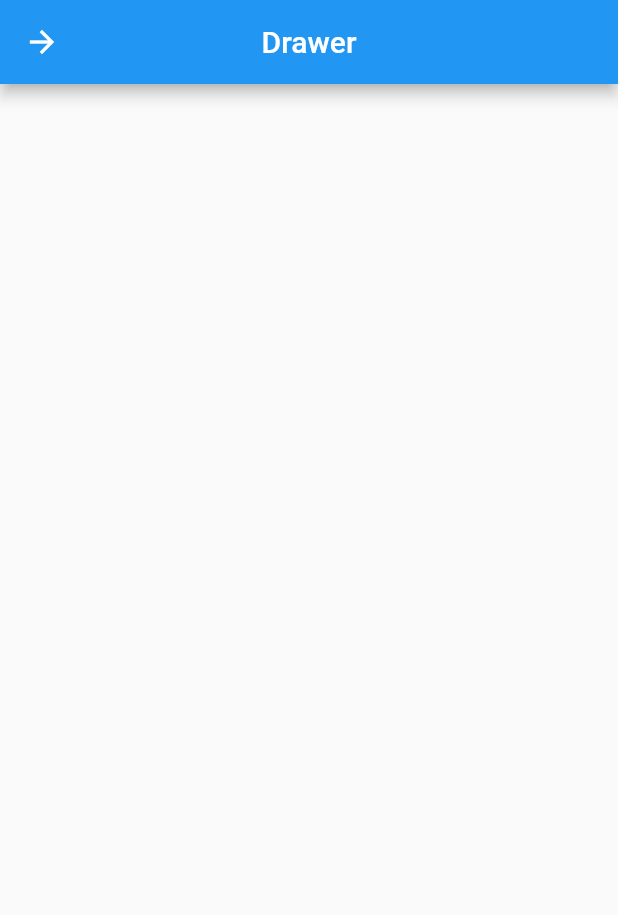
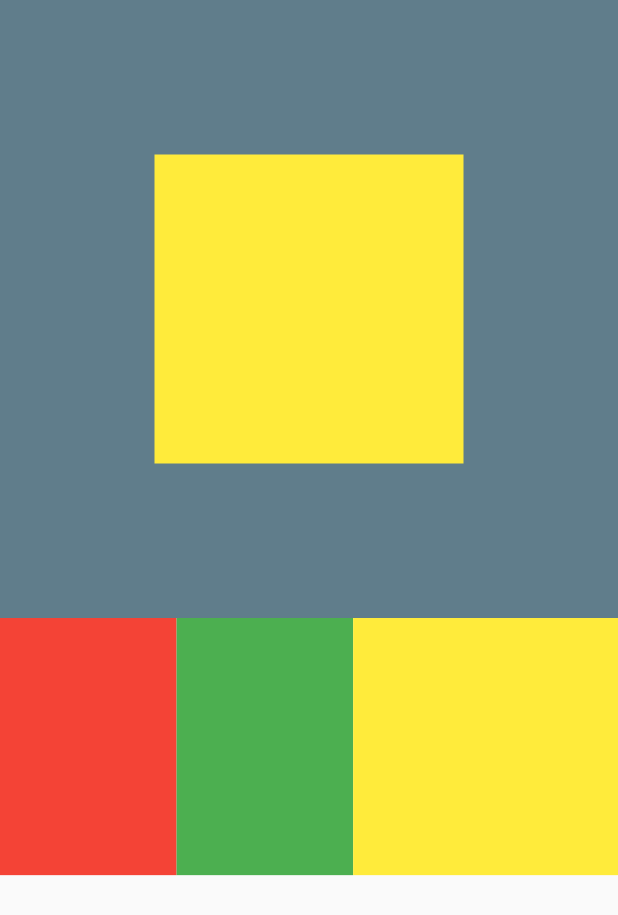
Before and after one commit to maharab12/flutter_widgets_and_more, a Flutter app: the screen it shows after launch, on a phone screen of 412 x 824 dp. Shown: the top 915 px of the screen. Run offline on Flutter 3.47's test engine with Material 2 defaults, Android fonts, the phone set to English and light mode, and no system bars.

Commit message:
drawer or slider

```diff
--- a/lib/main.dart
+++ b/lib/main.dart
@@ -24,25 +24,44 @@ class _HomepageState extends State<Homepage> {
   final _key = GlobalKey<ScaffoldState>();
   Widget build(BuildContext context) {
     return Scaffold(
+        body: Column(
+          children:[
+            AspectRatio(
+            aspectRatio:1,
+            child: Container(
+              color: Colors.blueGrey,
+              child: FractionallySizedBox(
+                heightFactor: 0.5,
+                widthFactor: 0.5,
+                child: Container(
+                  color: Colors.yellow,
+                ),
+              ),
+                )),
+          FittedBox(
+            child: Row(
+              children: [
+                Container(
+                  height: 200,
+                  width: MediaQuery.of(context).size.width/3,
+                  color: Colors.red,
+                ),Container(
+                  height: 200,
+                  width: MediaQuery.of(context).size.width/3,
+                  color: Colors.green,
+                ),Container(
+                  height: 200,
+                  width: MediaQuery.of(context).size.width/2,
+                  color: Colors.yellow,
+                ),
 
-        key: _key,
-      //we can use endDrawer for the derawer in the left sit
-        //endDrawer: Drawer(),
-        drawer: Drawer(
-          child: Column(
-            children: [])),
-        //it has a defautl icon but we will take a custom icon below
-        appBar: AppBar(
-          title: Text("Drawer"),
-          centerTitle: true,
-          leading: IconButton(
-            icon: Icon(Icons.arrow_forward),
-            onPressed: (){
-              _key.currentState?.openDrawer();
-            },
+
+              ],
+            ),
+          )
+          ]
           ),
-        ),
-        body: Center()
+
     );
   }
 }
```
